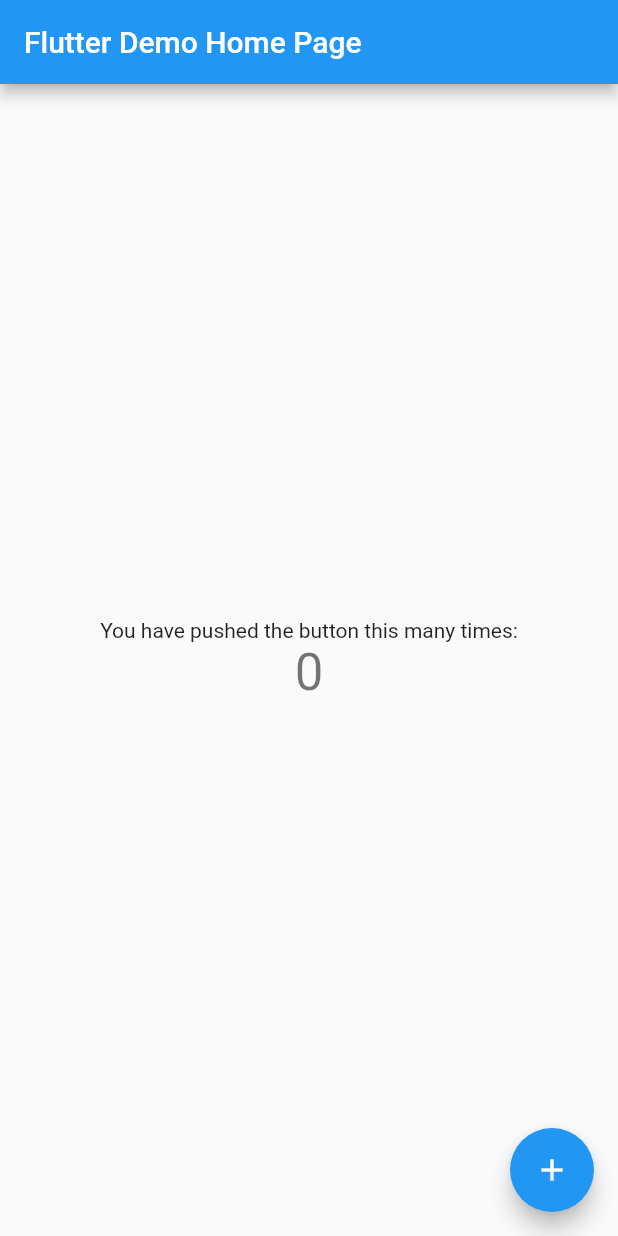
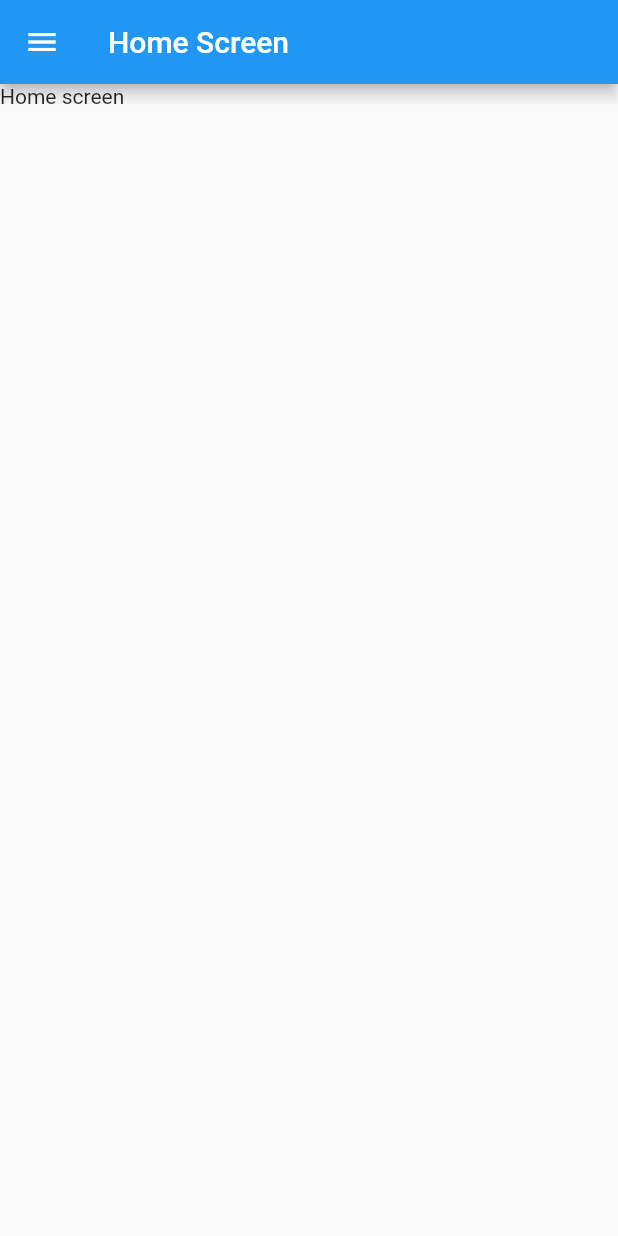
Before and after one commit to copper111/flutter_delivery, a Flutter app: the screen it shows after launch, on a phone screen of 412 x 824 dp. Run offline on Flutter 3.47's test engine with Material 2 defaults, Android fonts, the phone set to English and light mode, and no system bars; our stand-ins replace get.

Commit message:
Основная структура. + GetX + навигация

```diff
--- a/lib/main.dart
+++ b/lib/main.dart
@@ -1,113 +1,26 @@
 import 'package:flutter/material.dart';
+import 'package:flutter_delivery/screens/CalendarScreen.dart';
+import 'package:flutter_delivery/screens/HomeScreen.dart';
+import 'package:flutter_delivery/screens/SettingsScreen.dart';
+import 'package:get/get_navigation/get_navigation.dart';
+import 'package:get/get_navigation/src/root/get_material_app.dart';
 
 void main() {
   runApp(MyApp());
 }
 
 class MyApp extends StatelessWidget {
-  // This widget is the root of your application.
   @override
   Widget build(BuildContext context) {
-    return MaterialApp(
-      title: 'Flutter Demo',
-      theme: ThemeData(
-        // This is the theme of your application.
-        //
-        // Try running your application with "flutter run". You'll see the
-        // application has a blue toolbar. Then, without quitting the app, try
-        // changing the primarySwatch below to Colors.green and then invoke
-        // "hot reload" (press "r" in the console where you ran "flutter run",
-        // or simply save your changes to "hot reload" in a Flutter IDE).
-        // Notice that the counter didn't reset back to zero; the application
-        // is not restarted.
-        primarySwatch: Colors.blue,
-      ),
-      home: MyHomePage(title: 'Flutter Demo Home Page'),
+    return GetMaterialApp(
+      title: "flutter delivery",
+      initialRoute: '/',
+      getPages: [
+        GetPage(name: '/', page: () => HomeScreen()),
+        GetPage(name: '/calendar', page: () => CalendarScreen()),
+        GetPage(name: '/settings', page: () => SettingsScreen()),
+      ],
+
     );
   }
 }
-
-class MyHomePage extends StatefulWidget {
-  MyHomePage({Key key, this.title}) : super(key: key);
-
-  // This widget is the home page of your application. It is stateful, meaning
-  // that it has a State object (defined below) that contains fields that affect
-  // how it looks.
-
-  // This class is the configuration for the state. It holds the values (in this
-  // case the title) provided by the parent (in this case the App widget) and
-  // used by the build method of the State. Fields in a Widget subclass are
-  // always marked "final".
-
-  final String title;
-
-  @override
-  _MyHomePageState createState() => _MyHomePageState();
-}
-
-class _MyHomePageState extends State<MyHomePage> {
-  int _counter = 0;
-
-  void _incrementCounter() {
-    setState(() {
-      // This call to setState tells the Flutter framework that something has
-      // changed in this State, which causes it to rerun the build method below
-      // so that the display can reflect the updated values. If we changed
-      // _counter without calling setState(), then the build method would not be
-      // called again, and so nothing would appear to happen.
-      _counter++;
-    });
-  }
-
-  @override
-  Widget build(BuildContext context) {
-    // This method is rerun every time setState is called, for instance as done
-    // by the _incrementCounter method above.
-    //
-    // The Flutter framework has been optimized to make rerunning build methods
-    // fast, so that you can just rebuild anything that needs updating rather
-    // than having to individually change instances of widgets.
-    return Scaffold(
-      appBar: AppBar(
-        // Here we take the value from the MyHomePage object that was created by
-        // the App.build method, and use it to set our appbar title.
-        title: Text(widget.title),
-      ),
-      body: Center(
-        // Center is a layout widget. It takes a single child and positions it
-        // in the middle of the parent.
-        child: Column(
-          // Column is also a layout widget. It takes a list of children and
-          // arranges them vertically. By default, it sizes itself to fit its
-          // children horizontally, and tries to be as tall as its parent.
-          //
-          // Invoke "debug painting" (press "p" in the console, choose the
-          // "Toggle Debug Paint" action from the Flutter Inspector in Android
-          // Studio, or the "Toggle Debug Paint" command in Visual Studio Code)
-          // to see the wireframe for each widget.
-          //
-          // Column has various properties to control how it sizes itself and
-          // how it positions its children. Here we use mainAxisAlignment to
-          // center the children vertically; the main axis here is the vertical
-          // axis because Columns are vertical (the cross axis would be
-          // horizontal).
-          mainAxisAlignment: MainAxisAlignment.center,
-          children: <Widget>[
-            Text(
-              'You have pushed the button this many times:',
-            ),
-            Text(
-              '$_counter',
-              style: Theme.of(context).textTheme.headline4,
-            ),
-          ],
-        ),
-      ),
-      floatingActionButton: FloatingActionButton(
-        onPressed: _incrementCounter,
-        tooltip: 'Increment',
-        child: Icon(Icons.add),
-      ), // This trailing comma makes auto-formatting nicer for build methods.
-    );
-  }
-}
--- /dev/null
+++ b/lib/screens/CalendarScreen.dart
@@ -0,0 +1,15 @@
+import 'package:flutter/material.dart';
+import 'package:flutter_delivery/widgets/Navigation.dart';
+
+class CalendarScreen extends StatelessWidget {
+  @override
+  Widget build(BuildContext context) {
+    return Scaffold(
+      drawer: Navigation(),
+      appBar: AppBar(
+        title: Text('Calendar Screen'),
+      ),
+      body: Text('Calendar screen'),
+    );
+  }
+}
--- /dev/null
+++ b/lib/screens/HomeScreen.dart
@@ -0,0 +1,15 @@
+import 'package:flutter/material.dart';
+import 'package:flutter_delivery/widgets/Navigation.dart';
+
+class HomeScreen extends StatelessWidget {
+  @override
+  Widget build(BuildContext context) {
+    return Scaffold(
+      drawer: Navigation(),
+      appBar: AppBar(
+        title: Text('Home Screen'),
+      ),
+      body: Text('Home screen'),
+    );
+  }
+}
--- /dev/null
+++ b/lib/screens/SettingsScreen.dart
@@ -0,0 +1,15 @@
+import 'package:flutter/material.dart';
+import 'package:flutter_delivery/widgets/Navigation.dart';
+
+class SettingsScreen extends StatelessWidget {
+  @override
+  Widget build(BuildContext context) {
+    return Scaffold(
+      drawer: Navigation(),
+      appBar: AppBar(
+        title: Text('Settings Screen'),
+      ),
+      body: Text('Settings screen'),
+    );
+  }
+}
```
Also changed, not shown: lib/widgets/Navigation.dart (added, +48 -0 lines).
